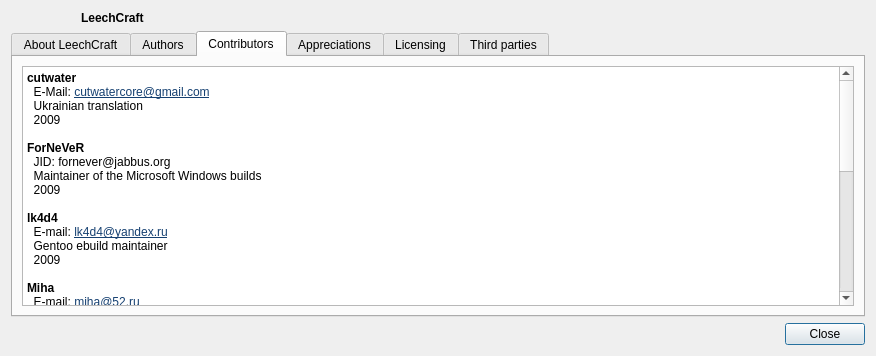
First picture: the form in src/aboutdialog.ui, repository 0xd34df00d/leechcraft, before the edit.
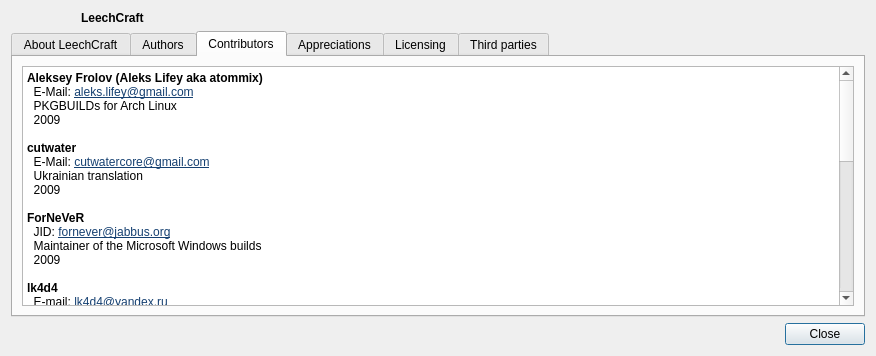
Second picture: the form after the edit. The open tabs and pages were chosen to show the change. Icons and pictures are not drawn.

Commit message: Core: added Aleks Lifey to Contributors.

The edit to the form file:
```diff
--- a/src/aboutdialog.ui
+++ b/src/aboutdialog.ui
@@ -139,13 +139,18 @@
 &lt;html&gt;&lt;head&gt;&lt;meta name=&quot;qrichtext&quot; content=&quot;1&quot; /&gt;&lt;style type=&quot;text/css&quot;&gt;
 p, li { white-space: pre-wrap; }
 &lt;/style&gt;&lt;/head&gt;&lt;body style=&quot; font-family:'DejaVu Sans'; font-size:9pt; font-weight:400; font-style:normal;&quot;&gt;
+&lt;p style=&quot; margin-top:0px; margin-bottom:0px; margin-left:0px; margin-right:0px; -qt-block-indent:0; text-indent:0px;&quot;&gt;&lt;span style=&quot; font-weight:600;&quot;&gt;Aleksey Frolov (Aleks Lifey aka atommix)&lt;/span&gt;&lt;/p&gt;
+&lt;p style=&quot; margin-top:0px; margin-bottom:0px; margin-left:0px; margin-right:0px; -qt-block-indent:0; text-indent:0px;&quot;&gt;  E-Mail: &lt;a href=&quot;mailto:aleks.lifey@gmail.com&quot;&gt;&lt;span style=&quot; text-decoration: underline; color:#154071;&quot;&gt;aleks.lifey@gmail.com&lt;/span&gt;&lt;/a&gt;&lt;/p&gt;
+&lt;p style=&quot; margin-top:0px; margin-bottom:0px; margin-left:0px; margin-right:0px; -qt-block-indent:0; text-indent:0px;&quot;&gt;  PKGBUILDs for Arch Linux&lt;/p&gt;
+&lt;p style=&quot; margin-top:0px; margin-bottom:0px; margin-left:0px; margin-right:0px; -qt-block-indent:0; text-indent:0px;&quot;&gt;  2009&lt;/p&gt;
+&lt;p style=&quot;-qt-paragraph-type:empty; margin-top:0px; margin-bottom:0px; margin-left:0px; margin-right:0px; -qt-block-indent:0; text-indent:0px;&quot;&gt;&lt;/p&gt;
 &lt;p style=&quot; margin-top:0px; margin-bottom:0px; margin-left:0px; margin-right:0px; -qt-block-indent:0; text-indent:0px;&quot;&gt;&lt;span style=&quot; font-weight:600;&quot;&gt;cutwater&lt;/span&gt;&lt;/p&gt;
 &lt;p style=&quot; margin-top:0px; margin-bottom:0px; margin-left:0px; margin-right:0px; -qt-block-indent:0; text-indent:0px;&quot;&gt;  E-Mail: &lt;a href=&quot;mailto:cutwatercore@gmail.com&quot;&gt;&lt;span style=&quot; text-decoration: underline; color:#154071;&quot;&gt;cutwatercore@gmail.com&lt;/span&gt;&lt;/a&gt;&lt;/p&gt;
 &lt;p style=&quot; margin-top:0px; margin-bottom:0px; margin-left:0px; margin-right:0px; -qt-block-indent:0; text-indent:0px;&quot;&gt;  Ukrainian translation&lt;/p&gt;
 &lt;p style=&quot; margin-top:0px; margin-bottom:0px; margin-left:0px; margin-right:0px; -qt-block-indent:0; text-indent:0px;&quot;&gt;  2009&lt;/p&gt;
 &lt;p style=&quot;-qt-paragraph-type:empty; margin-top:0px; margin-bottom:0px; margin-left:0px; margin-right:0px; -qt-block-indent:0; text-indent:0px;&quot;&gt;&lt;/p&gt;
 &lt;p style=&quot; margin-top:0px; margin-bottom:0px; margin-left:0px; margin-right:0px; -qt-block-indent:0; text-indent:0px;&quot;&gt;&lt;span style=&quot; font-weight:600;&quot;&gt;ForNeVeR&lt;/span&gt;&lt;/p&gt;
-&lt;p style=&quot; margin-top:0px; margin-bottom:0px; margin-left:0px; margin-right:0px; -qt-block-indent:0; text-indent:0px;&quot;&gt;  JID: fornever@jabbus.org&lt;/p&gt;
+&lt;p style=&quot; margin-top:0px; margin-bottom:0px; margin-left:0px; margin-right:0px; -qt-block-indent:0; text-indent:0px;&quot;&gt;  JID: &lt;a href=&quot;mailto:fornever@jabbus.org&quot;&gt;&lt;span style=&quot; text-decoration: underline; color:#154071;&quot;&gt;fornever@jabbus.org&lt;/span&gt;&lt;/a&gt;&lt;/p&gt;
 &lt;p style=&quot; margin-top:0px; margin-bottom:0px; margin-left:0px; margin-right:0px; -qt-block-indent:0; text-indent:0px;&quot;&gt;  Maintainer of the Microsoft Windows builds&lt;/p&gt;
 &lt;p style=&quot; margin-top:0px; margin-bottom:0px; margin-left:0px; margin-right:0px; -qt-block-indent:0; text-indent:0px;&quot;&gt;  2009&lt;/p&gt;
 &lt;p style=&quot;-qt-paragraph-type:empty; margin-top:0px; margin-bottom:0px; margin-left:0px; margin-right:0px; -qt-block-indent:0; text-indent:0px;&quot;&gt;&lt;/p&gt;
```
